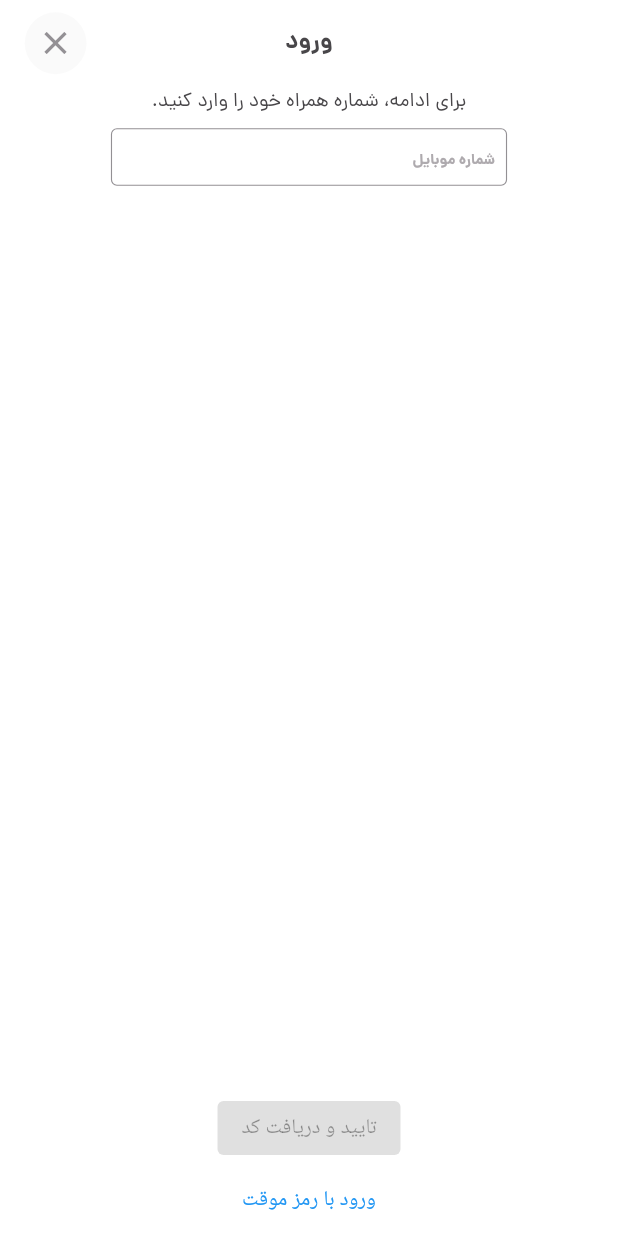
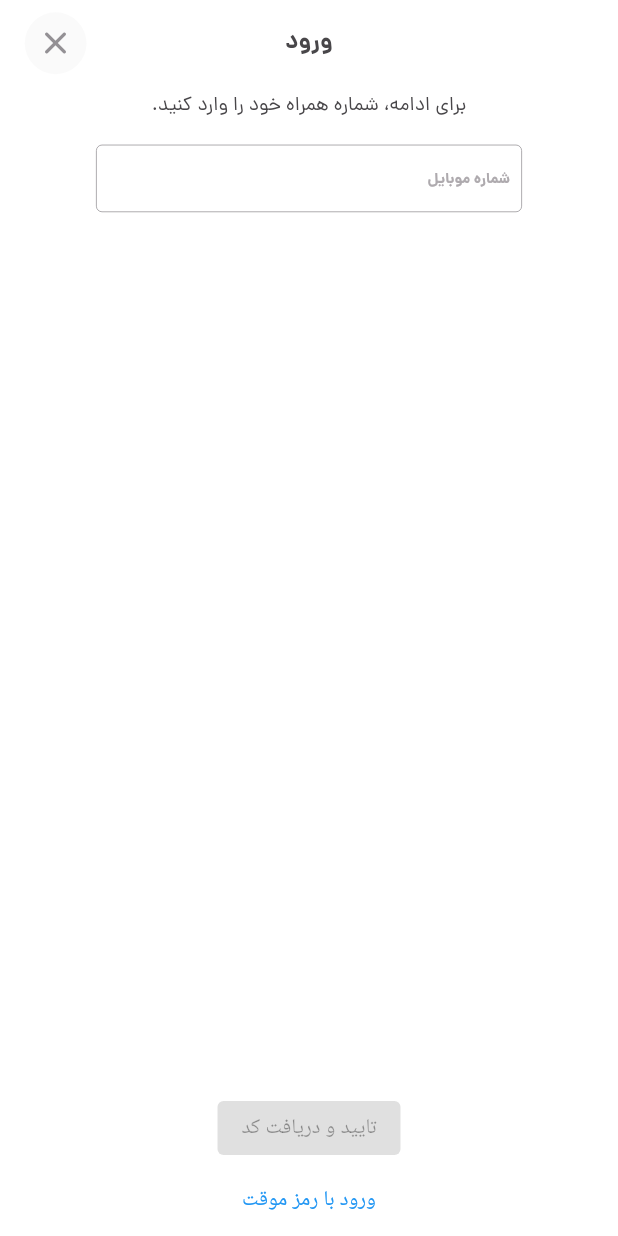
Before and after one commit to Majid-Ebrahimi/fadak_trains, a Flutter app: the screen it shows after launch, on a phone screen of 412 x 824 dp. Run offline on Flutter 3.47's test engine with Material 2 defaults, Android fonts, the phone set to English and light mode, and no system bars.

Commit message:
Refactor size of TextInput Method
Implement textInputTitle Method

```diff
--- a/lib/styles/size.dart
+++ b/lib/styles/size.dart
@@ -34,5 +34,5 @@ double spacingXMedium = 8;
 double spacingMiddle = 10;
 double spacingXMiddle = 13;
 double spacingXXMiddle = 15;
-double spacingXXXMiddle = 20;
+double spacingXXXMiddle = 21;
 double spacingLarge = 25;
--- a/lib/ui/components.dart
+++ b/lib/ui/components.dart
@@ -1,22 +1,24 @@
-import 'package:fadak_trains/styles/size.dart';
 import 'package:flutter/material.dart';
 
+import '../styles/size.dart';
 import '../styles/text_styles.dart';
 import '../util/colors.dart';
 
 //LoginSignUp toolbar
 //implement a toolbar as a widget that you can change parameters you want and Customize it
-Widget toolbar(
-    {
+Widget toolbar({
   required BuildContext context,
   required String title,
-    bool hasLead = false,
+  IconData? lead,
+  //TODO Create an Action
+  IconData? action,
   bool hasAction = false,
   Color toolbarColor = CustomColor.neutral000,
   Color iconsColor = CustomColor.neutral40,
   double? toolbarHeight,
   double? toolbarWidth,
 }) {
+  //TODO Fix The Sizes
   double titleMargin = MediaQuery.of(context).size.width * 0.11;
   if (MediaQuery.of(context).orientation == Orientation.landscape) {
     //TODO
@@ -38,7 +40,13 @@ Widget toolbar(
       mainAxisAlignment: MainAxisAlignment.start,
       children: [
         //lead
-        if (hasLead)
+        if (lead == null)
+          Container(
+            width: iconBoxSize,
+            height: iconBoxSize,
+            decoration: const BoxDecoration(shape: BoxShape.circle),
+          )
+        else
           Material(
             shape: const CircleBorder(),
             child: InkWell(
@@ -49,18 +57,12 @@ Widget toolbar(
                 height: iconBoxSize,
                 decoration: const BoxDecoration(shape: BoxShape.circle),
                 child: Icon(
-                  Icons.close,
+                  lead,
                   color: iconsColor,
                   size: iconsSize,
                 ),
               ),
             ),
-          )
-        else
-          Container(
-            width: iconBoxSize,
-            height: iconBoxSize,
-            decoration: const BoxDecoration(shape: BoxShape.circle),
           ),
         /////////////////////////////////////////
 
@@ -116,15 +118,14 @@ Widget textInput({
   EdgeInsetsGeometry? margin,
   var maxLine,
 }) {
-
-  double borderSideWidth = 0.75;
+  double borderSideWidth = 0.5;
   double textInputHeight = 35;
 
   return Container(
     constraints: boxConstraints,
-    width: sizeConvertorWidth(context, width!),
+    // width: sizeConvertorWidth(context, width!),
     margin: margin,
-    height: sizeConvertorLongestSide(context, textInputHeight),
+    // height: sizeConvertorHeight(context, textInputHeight),
     child: TextField(
       expands: expands,
       maxLines: maxLine,
@@ -160,6 +161,21 @@ Widget textInput({
       maxLength: maxLength,
       cursorHeight: cursorHeight,
       style: textStyle,
+      // clipBehavior: Clip.antiAliasWithSaveLayer,
     ),
   );
 }
+
+
+
+//the title of TextInput
+Widget textInputTitle(String text) {
+  return Padding(
+    padding: EdgeInsets.only(top: spacingXXXMiddle, bottom: spacingXMiddle,left: spacingXMedium,right: spacingXMedium),
+    child: Text(
+      text,
+      style: CustomTextStyle.buttonRegular(color: CustomColor.neutral70),
+      textDirection: TextDirection.rtl,
+    ),
+  );
+}
--- a/lib/ui/login_sign_up.dart
+++ b/lib/ui/login_sign_up.dart
@@ -23,19 +23,21 @@ class _LoginOTP1State extends State<LoginOTP1> {
           color: CustomColor.neutral000,
         ),
         alignment: Alignment.center,
+//its InkWell because when click on screen the keyboard will hide
+        child: InkWell(
+          onTap: () {
+            FocusScope.of(context).requestFocus(FocusNode());
+          },
+/////////////////////////////////////////////////////////////////////
           child: Column(
             children: [
-            toolbar(context: context, title: "ورود", hasLead: true),
-            Padding(
-              padding: const EdgeInsets.only(top: 18.0),
-              child: Center(
-                child: Text(
+              toolbar(
+                context: context,
+                title: "ورود",
+                lead: Icons.close_rounded,
+              ),
+              textInputTitle(
                 "برای ادامه، شماره همراه خود را وارد کنید.",
-                  style: CustomTextStyle.buttonRegular(
-                      color: CustomColor.neutral70),
-                  textDirection: TextDirection.rtl,
-                ),
-              ),
               ),
               textInput(
                 context: context,
@@ -50,8 +52,9 @@ class _LoginOTP1State extends State<LoginOTP1> {
                   maxHeight: 45,
                   maxWidth: 400,
                 ),
-              margin: EdgeInsets.all(spacingXMiddle),
-              width: 250,
+                //TODO Fix Dimens
+                margin: EdgeInsets.symmetric(
+                    horizontal: 64, vertical: spacingXMedium),
                 hintText: 'شماره موبایل',
                 hintTextStyle: CustomTextStyle.aaBold(
                   color: CustomColor.neutral30,
@@ -68,10 +71,13 @@ class _LoginOTP1State extends State<LoginOTP1> {
                 onPressed: _isButtonEnabled ? () {} : null,
                 child: const Text("تایید و دریافت کد"),
               ),
-            TextButton(onPressed: () {}, child: const Text("ورود با رمز موقت")),
+              TextButton(
+                  onPressed: () {}, child: const Text("ورود با رمز موقت")),
             ],
+          ),
         ),
       ),
     );
   }
+
 }
```
Lines whose indentation alone changed are shown as unchanged.
